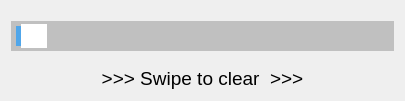
This is dialogclean.ui in lh11117/LemonxNote as Qt 5 draws it before an edit. The edited form follows.
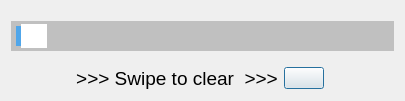
This is the edited form.

Patch:
```diff
--- a/dialogclean.ui
+++ b/dialogclean.ui
@@ -16,7 +16,7 @@
   <layout class="QGridLayout" name="gridLayout_2">
    <item row="0" column="0">
     <layout class="QGridLayout" name="gridLayout">
-     <item row="1" column="0">
+     <item row="1" column="1">
       <widget class="QLabel" name="label">
        <property name="styleSheet">
         <string notr="true">font: 14pt;</string>
@@ -29,7 +29,33 @@
        </property>
       </widget>
      </item>
-     <item row="0" column="0">
+     <item row="1" column="3">
+      <spacer name="horizontalSpacer">
+       <property name="orientation">
+        <enum>Qt::Horizontal</enum>
+       </property>
+       <property name="sizeHint" stdset="0">
+        <size>
+         <width>40</width>
+         <height>20</height>
+        </size>
+       </property>
+      </spacer>
+     </item>
+     <item row="1" column="0">
+      <spacer name="horizontalSpacer_2">
+       <property name="orientation">
+        <enum>Qt::Horizontal</enum>
+       </property>
+       <property name="sizeHint" stdset="0">
+        <size>
+         <width>40</width>
+         <height>20</height>
+        </size>
+       </property>
+      </spacer>
+     </item>
+     <item row="0" column="0" colspan="5">
       <widget class="QSlider" name="horizontalSlider">
        <property name="minimumSize">
         <size>
@@ -72,6 +98,13 @@
        </property>
       </widget>
      </item>
+     <item row="1" column="2">
+      <widget class="QPushButton" name="cancel">
+       <property name="text">
+        <string/>
+       </property>
+      </widget>
+     </item>
     </layout>
    </item>
   </layout>
```
